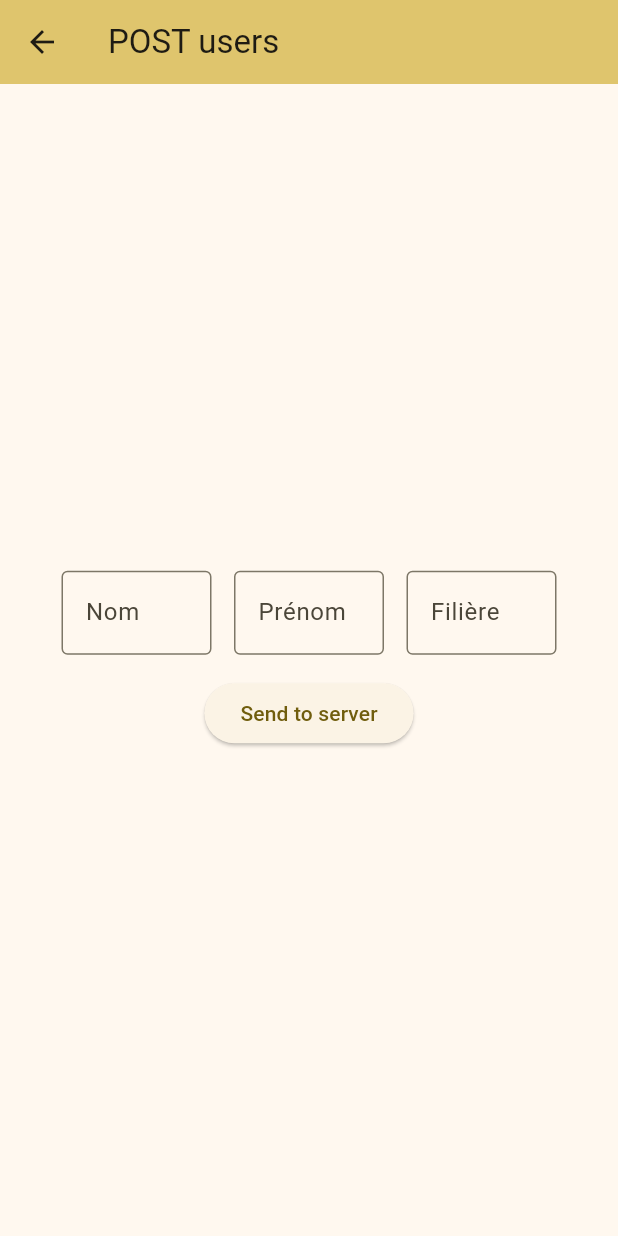
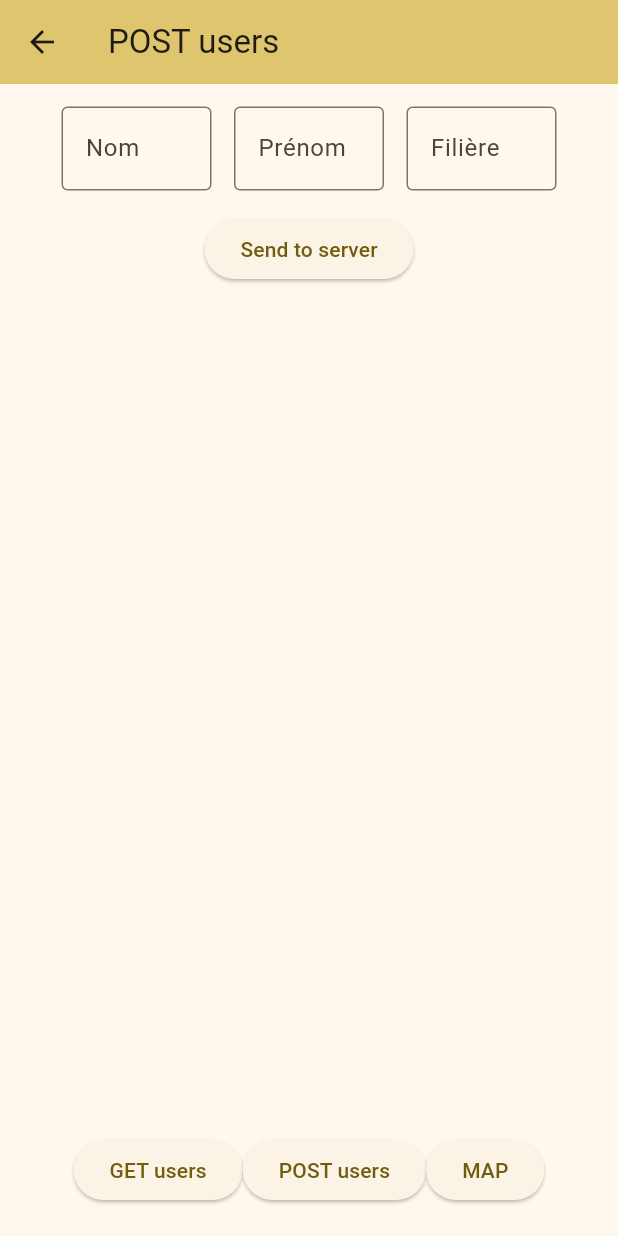
Before and after one commit to AndrienMont/Projet_INFO701, a Flutter app: the screen it shows after launch, item 2 of the bottom bar chosen, after a tap on "Send to server", on a phone screen of 412 x 824 dp. Run offline on Flutter 3.47's test engine with Material 2 defaults, Android fonts, the phone set to English and light mode, and no system bars; network calls fail.

Commit message:
Route post fonctionnelle

```diff
--- a/usmbro/lib/post_users.dart
+++ b/usmbro/lib/post_users.dart
@@ -1,5 +1,9 @@
+import 'dart:convert';
+
 import 'package:flutter/material.dart';
 import 'package:http/http.dart' as http;
+import 'package:usmbro/main.dart';
+import 'package:usmbro/map.dart';
 
 class PostUsers extends StatefulWidget {
   const PostUsers({super.key, required this.title});
@@ -48,11 +52,14 @@ class _PostUsersState extends State<PostUsers> {
 
   Future<void> createUser(String nom, String prenom, String filiere) async {
     final response = await http.post(
-      Uri.parse("http://127.0.0.1;3000/api/users"),
+      Uri.parse("http://192.168.72.22:3000/api/users/"),
       headers: <String, String>{
         'Content-Type': 'application/json; charset=UTF-8',
       },
-      body: User(nom: nom, prenom: prenom, filiere: filiere).toJson(),
+      body: jsonEncode(User(
+          nom: nom.toUpperCase(),
+          prenom: prenom,
+          filiere: filiere.toUpperCase())),
     );
     if (response.statusCode == 201) {
       // If the server did return a 201 CREATED response,
@@ -73,7 +80,11 @@ class _PostUsersState extends State<PostUsers> {
         body: Center(
           child: Column(
             mainAxisAlignment: MainAxisAlignment.center,
+            children: <Widget>[
+              Expanded(
+                child: Column(
                   children: [
+                    const SizedBox(height: 15),
                     Row(
                       mainAxisSize: MainAxisSize.min,
                       children: [
@@ -118,55 +129,44 @@ class _PostUsersState extends State<PostUsers> {
                     ElevatedButton(
                         onPressed: () {
                           setState(() {
-                      createUser(_controllerNom.text, _controllerPrenom.text,
+                            createUser(
+                                _controllerNom.text,
+                                _controllerPrenom.text,
                                 _controllerFiliere.text);
                           });
                         },
-                  child: const Text("Send to server"))
+                        child: const Text("Send to server")),
+                  ],
+                ),
+              ),
+              Row(
+                mainAxisAlignment: MainAxisAlignment.center,
+                children: [
+                  ElevatedButton(
+                      onPressed: () {
+                        Navigator.push(context,
+                            MaterialPageRoute(builder: (context) {
+                          return const MyHomePage(title: "USMBRO Home Page");
+                        }));
+                      },
+                      child: const Text("GET users")),
+                  ElevatedButton(
+                      onPressed: () {}, child: const Text("POST users")),
+                  ElevatedButton(
+                      onPressed: () {
+                        Navigator.push(context,
+                            MaterialPageRoute(builder: (context) {
+                          return const MapUsers(title: "Map Users");
+                        }));
+                      },
+                      child: const Text("MAP")),
+                ],
+              ),
+              const SizedBox(
+                height: 20,
+              ),
             ],
           ),
         ));
   }
 }
-
-// class UserTextFields extends StatelessWidget {
-//   const UserTextFields({super.key});
-
-//   @override
-//   Widget build(BuildContext context) {
-//     return const Row(
-//       mainAxisSize: MainAxisSize.min,
-//       children: [
-//         SizedBox(
-//           width: 100,
-//           child: TextField(
-//             decoration: InputDecoration(
-//               border: OutlineInputBorder(),
-//               labelText: 'Nom',
-//             ),
-//           ),
-//         ),
-//         SizedBox(width: 15),
-//         SizedBox(
-//           width: 100,
-//           child: TextField(
-//             decoration: InputDecoration(
-//               border: OutlineInputBorder(),
-//               labelText: 'Prénom',
-//             ),
-//           ),
-//         ),
-//         SizedBox(width: 15),
-//         SizedBox(
-//           width: 100,
-//           child: TextField(
-//             decoration: InputDecoration(
-//               border: OutlineInputBorder(),
-//               labelText: 'Filière',
-//             ),
-//           ),
-//         ),
-//       ],
-//     );
-//   }
-// }
```
Lines whose indentation alone changed are shown as unchanged.
